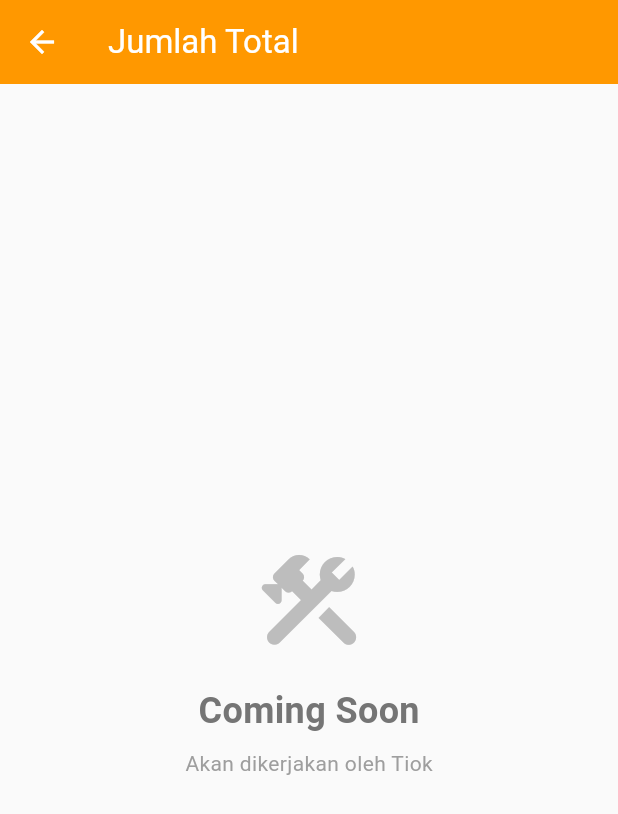
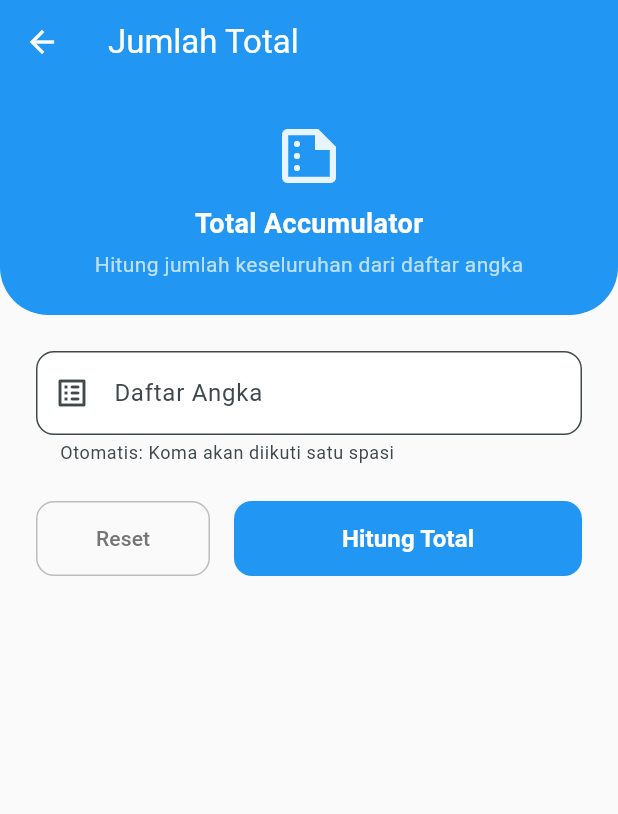
Before and after one commit to Rex4Red/Tugas2-TPM, a Flutter app: the AritmatikPage screen opened directly, after a tap on "Jumlah Total", on a phone screen of 412 x 824 dp. Shown: the top 814 px of the screen. Run offline on Flutter 3.47's test engine with Material 3 defaults, Android fonts, the phone set to English and light mode, and no system bars; our stand-ins replace shared_preferences, supabase_flutter; accounts and stored records are empty.

Commit message:
update jumlah data page

```diff
--- a/lib/pages/aritmatik_page.dart
+++ b/lib/pages/aritmatik_page.dart
@@ -1,5 +1,6 @@
 import 'package:flutter/material.dart';
 import 'package:tugas2_mobile/pages/ganjil_genap_prima_page.dart';
+import 'package:tugas2_mobile/pages/jumlah_total_page.dart';
 import 'package:tugas2_mobile/pages/penjumlahan_pengurangan_page.dart';
 
 // ============================================================
@@ -87,10 +88,8 @@ class AritmatikPage extends StatelessWidget {
                 Navigator.push(
                   context,
                   MaterialPageRoute(
-                    builder: (_) => const _PlaceholderPage(
-                      title: 'Jumlah Total',
-                      assignedTo: 'Tiok',
-                    ),
+                    builder: (_) => const JumlahTotalPage()
+
                   ),
                 );
               },
@@ -168,56 +167,3 @@ class AritmatikPage extends StatelessWidget {
     );
   }
 }
-
-// Halaman placeholder sementara untuk fitur yang belum diimplementasi
-class _PlaceholderPage extends StatelessWidget {
-  final String title;
-  final String assignedTo;
-
-  const _PlaceholderPage({
-    required this.title,
-    required this.assignedTo,
-  });
-
-  @override
-  Widget build(BuildContext context) {
-    return Scaffold(
-      backgroundColor: Colors.grey[50],
-      appBar: AppBar(
-        title: Text(title),
-        backgroundColor: Colors.orange,
-        foregroundColor: Colors.white,
-        elevation: 0,
-      ),
-      body: Center(
-        child: Column(
-          mainAxisAlignment: MainAxisAlignment.center,
-          children: [
-            Icon(
-              Icons.construction_rounded,
-              size: 80,
-              color: Colors.grey[400],
-            ),
-            const SizedBox(height: 16),
-            Text(
-              'Coming Soon',
-              style: TextStyle(
-                fontSize: 24,
-                fontWeight: FontWeight.bold,
-                color: Colors.grey[600],
-              ),
-            ),
-            const SizedBox(height: 8),
-            Text(
-              'Akan dikerjakan oleh $assignedTo',
-              style: TextStyle(
-                fontSize: 14,
-                color: Colors.grey[500],
-              ),
-            ),
-          ],
-        ),
-      ),
-    );
-  }
-}
--- /dev/null
+++ b/lib/pages/jumlah_total_page.dart
@@ -0,0 +1,312 @@
+import 'package:flutter/material.dart';
+import 'package:flutter/services.dart';
+
+class SingleSpaceFormatter extends TextInputFormatter {
+  @override
+  TextEditingValue formatEditUpdate(
+      TextEditingValue oldValue, TextEditingValue newValue) {
+
+    // 1. Ganti semua spasi beruntun (2 atau lebih) menjadi 1 spasi saja
+    // 2. Cegah spasi di awal input agar lebih rapi
+    String formatted = newValue.text.replaceAll(RegExp(r'\s+'), ' ');
+    if (formatted.startsWith(' ')) {
+      formatted = formatted.trimLeft();
+    }
+
+    return TextEditingValue(
+      text: formatted,
+      selection: TextSelection.collapsed(offset: formatted.length),
+    );
+  }
+}
+
+class JumlahTotalPage extends StatefulWidget {
+  const JumlahTotalPage({super.key});
+
+  @override
+  State<JumlahTotalPage> createState() => _JumlahTotalPageState();
+}
+
+class _JumlahTotalPageState extends State<JumlahTotalPage> {
+  final _formKey = GlobalKey<FormState>();
+  final _inputController = TextEditingController();
+
+  List<double> _angkaList = [];
+  double _total = 0;
+  bool _showResult = false;
+
+  @override
+  void dispose() {
+    _inputController.dispose();
+    super.dispose();
+  }
+
+  // Logic Hint Integration
+  void _hitung() {
+    if (!_formKey.currentState!.validate()) return;
+
+    final input = _inputController.text;
+
+    try {
+      final parsedList = input
+          .split(',')
+          .map((e) => e.trim())
+          .where((e) => e.isNotEmpty)
+          .map((e) => double.parse(e))
+          .toList();
+
+      setState(() {
+        _angkaList = parsedList;
+        _total = _angkaList.isEmpty ? 0 : _angkaList.reduce((a, b) => a + b);
+        _showResult = true;
+      });
+    } catch (e) {
+      ScaffoldMessenger.of(context).showSnackBar(
+        const SnackBar(content: Text('Format input salah. Gunakan angka dan koma.')),
+      );
+    }
+  }
+
+  void _reset() {
+    _formKey.currentState?.reset();
+    _inputController.clear();
+    setState(() {
+      _angkaList = [];
+      _total = 0;
+      _showResult = false;
+    });
+  }
+
+  @override
+  Widget build(BuildContext context) {
+    return Scaffold(
+      backgroundColor: Colors.grey[50],
+      appBar: AppBar(
+        title: const Text('Jumlah Total'),
+        backgroundColor: Colors.blue,
+        foregroundColor: Colors.white,
+        elevation: 0,
+      ),
+      body: SingleChildScrollView(
+        child: Column(
+          children: [
+            // Header
+            Container(
+              width: double.infinity,
+              padding: const EdgeInsets.all(24),
+              decoration: const BoxDecoration(
+                color: Colors.blue,
+                borderRadius: BorderRadius.only(
+                  bottomLeft: Radius.circular(32),
+                  bottomRight: Radius.circular(32),
+                ),
+              ),
+              child: Column(
+                children: [
+                  Icon(
+                    Icons.summarize_outlined,
+                    size: 48,
+                    color: Colors.white.withValues(alpha: 0.9),
+                  ),
+                  const SizedBox(height: 8),
+                  const Text(
+                    'Total Accumulator',
+                    style: TextStyle(
+                      color: Colors.white,
+                      fontSize: 18,
+                      fontWeight: FontWeight.w600,
+                    ),
+                  ),
+                  const SizedBox(height: 4),
+                  Text(
+                    'Hitung jumlah keseluruhan dari daftar angka',
+                    style: TextStyle(
+                      color: Colors.white.withValues(alpha: 0.7),
+                      fontSize: 14,
+                    ),
+                  ),
+                ],
+              ),
+            ),
+
+            // Form
+            Padding(
+              padding: const EdgeInsets.all(24),
+              child: Form(
+                key: _formKey,
+                child: Column(
+                  crossAxisAlignment: CrossAxisAlignment.stretch,
+                  children: [
+                    TextFormField(
+                      controller: _inputController,
+                      keyboardType: TextInputType.text,
+                      inputFormatters: [
+                        FilteringTextInputFormatter.allow(RegExp(r'[0-9,.\s-]')),
+                        SingleSpaceFormatter(), // Pakai yang baru ini
+                      ],
+                      decoration: InputDecoration(
+                        labelText: 'Daftar Angka',
+                        hintText: 'Contoh: 1,5 atau 1, 5',
+                        prefixIcon: const Icon(Icons.list_alt_rounded),
+                        border: OutlineInputBorder(
+                          borderRadius: BorderRadius.circular(12),
+                        ),
+                        filled: true,
+                        fillColor: Colors.white,
+                        helperText: 'Otomatis: Koma akan diikuti satu spasi',
+                      ),
+                      validator: (value) {
+                        if (value == null || value.trim().isEmpty) {
+                          return 'Input tidak boleh kosong';
+                        }
+
+                        // 1. Cek spasi sebelum koma (Kasus Screenshot 2: "1 , 5")
+                        if (value.contains(RegExp(r'\s,'))) {
+                          return 'Tidak boleh ada spasi sebelum tanda koma';
+                        }
+
+                        // 2. Cek koma beruntun atau ganda (Kasus Screenshot 1: "1 , , 6")
+                        if (value.contains(RegExp(r',\s*,'))) {
+                          return 'Format salah (ditemukan koma ganda)';
+                        }
+
+                        // 3. Cek jika input diawali atau diakhiri dengan koma
+                        final trimmedValue = value.trim();
+                        if (trimmedValue.startsWith(',') || trimmedValue.endsWith(',')) {
+                          return 'Input tidak boleh diawali atau diakhiri koma';
+                        }
+
+                        // 4. Validasi karakter ilegal
+                        final illegalChars = value.replaceAll(RegExp(r'[0-9,.\s-]'), '');
+                        if (illegalChars.isNotEmpty) {
+                          return 'Hanya boleh memasukkan angka dan koma';
+                        }
+
+                        return null;
+                      },
+                    ),
+                    const SizedBox(height: 24),
+
+                    // Buttons
+                    Row(
+                      children: [
+                        Expanded(
+                          child: SizedBox(
+                            height: 50,
+                            child: OutlinedButton(
+                              onPressed: _reset,
+                              style: OutlinedButton.styleFrom(
+                                foregroundColor: Colors.grey[600],
+                                side: BorderSide(color: Colors.grey[400]!),
+                                shape: RoundedRectangleBorder(
+                                  borderRadius: BorderRadius.circular(12),
+                                ),
+                              ),
+                              child: const Text('Reset'),
+                            ),
+                          ),
+                        ),
+                        const SizedBox(width: 16),
+                        Expanded(
+                          flex: 2,
+                          child: SizedBox(
+                            height: 50,
+                            child: ElevatedButton(
+                              onPressed: _hitung,
+                              style: ElevatedButton.styleFrom(
+                                backgroundColor: Colors.blue,
+                                foregroundColor: Colors.white,
+                                shape: RoundedRectangleBorder(
+                                  borderRadius: BorderRadius.circular(12),
+                                ),
+                                elevation: 0,
+                              ),
+                              child: const Text(
+                                'Hitung Total',
+                                style: TextStyle(
+                                  fontSize: 16,
+                                  fontWeight: FontWeight.w600,
+                                ),
+                              ),
+                            ),
+                          ),
+                        ),
+                      ],
+                    ),
+                    const SizedBox(height: 24),
+
+                    // Result Display
+                    // Result Display
+if (_showResult) ...[
+  Container(
+    padding: const EdgeInsets.all(20),
+    decoration: BoxDecoration(
+      color: Colors.white,
+      borderRadius: BorderRadius.circular(16),
+      boxShadow: [
+        BoxShadow(
+          color: Colors.blue.withValues(alpha: 0.1),
+          blurRadius: 12,
+          offset: const Offset(0, 4),
+        ),
+      ],
+    ),
+    child: Column(
+      children: [
+        Text(
+          'Hasil Perhitungan',
+          style: TextStyle(
+            fontSize: 16,
+            fontWeight: FontWeight.w600,
+            color: Colors.blue[700],
+          ),
+        ),
+        const Divider(height: 24),
+
+        const Text(
+          'Daftar Angka:',
+          style: TextStyle(
+            fontSize: 13,
+            fontWeight: FontWeight.bold,
+            color: Colors.blueGrey,
+          ),
+        ),
+        const SizedBox(height: 4),
+        // Menghilangkan .0 pada daftar angka yang tampil
+        Text(
+          _angkaList.map((n) => n % 1 == 0 ? n.toInt().toString() : n.toString()).join(' + '),
+          textAlign: TextAlign.center,
+          style: TextStyle(
+            fontSize: 14,
+            color: Colors.blueGrey[600],
+          ),
+        ),
+        const SizedBox(height: 16),
+
+        const Text(
+          'Jumlah Total:',
+          style: TextStyle(fontSize: 14, color: Colors.blueGrey),
+        ),
+        // Menghilangkan .0 pada hasil total
+        Text(
+          _total % 1 == 0 ? _total.toInt().toString() : _total.toStringAsFixed(2),
+          style: TextStyle(
+            fontSize: 36,
+            fontWeight: FontWeight.w700,
+            color: Colors.blue[700],
+          ),
+        ),
+      ],
+    ),
+  ),
+],
+                  ],
+                ),
+              ),
+            ),
+          ],
+        ),
+      ),
+    );
+  }
+}
```
Also changed, not shown: pubspec.lock, 12 other files.
